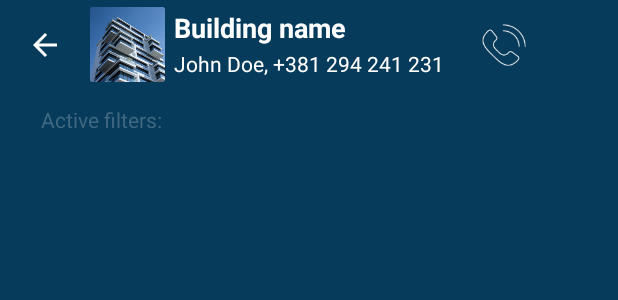
After one commit to JovanStanisic/Vaktmester, an Android app: the layout building_tickets_activity.xml on its own in the app's theme, with its tools: preview values and no code run, on a phone screen of 412 x 824 dp. The commit adds this screen. Shown: the top 300 px of the screen. Run offline under Robolectric (Android 15) with nearby library versions, the light colour scheme and no system bars.

Commit message:
gugl mape

```diff
--- a/Vaktmester/app/build.gradle
+++ b/Vaktmester/app/build.gradle
@@ -21,4 +21,5 @@ dependencies {
     implementation fileTree(dir: 'libs', include: ['*.jar'])
     implementation 'com.android.support:appcompat-v7:28.0.0'
     implementation 'com.android.support.constraint:constraint-layout:1.1.3'
+    implementation 'com.google.android.gms:play-services-maps:16.1.0'
 }
--- a/Vaktmester/app/src/main/java/cubes/vaktmester/stanisic/data/Building.java
+++ b/Vaktmester/app/src/main/java/cubes/vaktmester/stanisic/data/Building.java
@@ -26,6 +26,8 @@ public class Building implements Serializable {
         notes = "It is a long established fact that a reader will be distracted by the readable content of a page when looking at its layout. The point of using It is a long established fact that a reader will be distracted by the readable content established fact that a reader…";
         contactName = "Marko Markovic";
         contactPhone = "+381 011 2425 242";
+        latitude = 59.4239768;
+        longitude = 10.6860583;
     }
 
 
--- a/Vaktmester/app/src/main/res/layout/building_detail_layout.xml
+++ b/Vaktmester/app/src/main/res/layout/building_detail_layout.xml
@@ -50,7 +50,7 @@
                 android:divider="@color/blueGrayish"
                 android:showDividers="end">
 
-                <FrameLayout
+                <FrameLayout android:id="@+id/frameViewMap"
                     android:layout_width="100dp"
                     android:layout_height="wrap_content"
                     android:layout_gravity="right"
--- /dev/null
+++ b/Vaktmester/app/src/main/res/layout/building_tickets_activity.xml
@@ -0,0 +1,69 @@
+<?xml version="1.0" encoding="utf-8"?>
+<LinearLayout
+    xmlns:android="http://schemas.android.com/apk/res/android"
+    android:layout_width="match_parent"
+    android:layout_height="match_parent"
+    android:orientation="vertical"
+    android:background="@color/Blue">
+
+    <RelativeLayout
+        android:layout_width="match_parent"
+        android:layout_height="wrap_content">
+
+        <ImageView android:id="@+id/imageViewBack"
+            android:layout_width="60dp"
+            android:layout_height="60dp"
+            android:src="@drawable/ic_arrow_back"
+            android:padding="18dp"/>
+
+        <ImageView android:id="@+id/imageViewBuilding"
+            android:layout_width="50dp"
+            android:layout_height="50dp"
+            android:src="@drawable/bitmap"
+            android:layout_centerVertical="true"
+            android:layout_marginTop="2dp"
+            android:layout_toRightOf="@+id/imageViewBack"/>
+
+        <TextView android:id="@+id/textViewBuildingName"
+            android:layout_width="wrap_content"
+            android:layout_height="wrap_content"
+            android:textSize="18sp"
+            android:text="@string/building_name_building_details"
+            android:textColor="@color/white"
+            android:textStyle="bold"
+            android:layout_marginTop="6dp"
+            android:layout_marginLeft="6dp"
+            android:layout_toRightOf="@+id/imageViewBuilding"/>
+
+        <TextView android:id="@+id/textViewBuildingNamePhone"
+            android:layout_width="wrap_content"
+            android:layout_height="wrap_content"
+            android:textSize="14sp"
+            android:text="@string/building_tickets_name_phone"
+            android:textColor="@color/white"
+            android:layout_below="@id/textViewBuildingName"
+            android:layout_toRightOf="@+id/imageViewBuilding"
+            android:layout_marginLeft="6dp"
+            android:layout_marginTop="2dp"/>
+
+        <ImageView android:id="@+id/imageViewCall"
+            android:layout_width="60dp"
+            android:layout_height="60dp"
+            android:layout_centerVertical="true"
+            android:src="@drawable/building_ticket_call"
+            android:layout_toRightOf="@+id/textViewBuildingNamePhone"
+            android:layout_marginLeft="10dp"
+            android:padding="15dp"/>
+
+    </RelativeLayout>
+
+    <TextView
+        android:layout_width="wrap_content"
+        android:layout_height="wrap_content"
+        android:textSize="14sp"
+        android:textColor="@color/blueGrayish"
+        android:text="@string/building_active_filters"
+        android:layout_marginLeft="27dp"
+        android:layout_marginTop="10dp"/>
+
+</LinearLayout>
--- a/Vaktmester/app/src/main/res/values/colors.xml
+++ b/Vaktmester/app/src/main/res/values/colors.xml
@@ -1,8 +1,8 @@
 <?xml version="1.0" encoding="utf-8"?>
 <resources>
-    <color name="colorPrimary">#008577</color>
-    <color name="colorPrimaryDark">#00574B</color>
-    <color name="colorAccent">#D81B60</color>
+    <color name="colorPrimary">#063B5B</color>
+    <color name="colorPrimaryDark">#063B5B</color>
+    <color name="colorAccent">#FFFF592C</color>
 
     <color name="Blue">#063B5B</color>
     <color name="white">#FFFFFF</color>
--- a/Vaktmester/app/src/main/res/values/strings.xml
+++ b/Vaktmester/app/src/main/res/values/strings.xml
@@ -35,5 +35,9 @@
     <string name="contact_person_building_details">Contact person</string>
     <string name="contact_name_building_details">John Doe</string>
     <string name="contact_num_building_details">+ 381 011 9425 925</string>
+    <string name="title_activity_building_map">Map</string>
+    <string name="building_tickets_name_phone">John Doe, +381 294 241 231</string>
+    <string name="building_active_filters">Active filters:</string>
+    <string name="building_tickets_horizontal_janitors">Janitors</string>
 
 </resources>
```
Also changed, not shown: Vaktmester/app/src/debug/res/values/google_maps_api.xml (added, +24 -0 lines), Vaktmester/app/src/main/AndroidManifest.xml (+44 -7 lines), Vaktmester/app/src/main/java/cubes/vaktmester/stanisic/ui/activity/BuildingDetailActivity.java (+20 -0 lines), Vaktmester/app/src/main/java/cubes/vaktmester/stanisic/ui/activity/BuildingListView.java (+4 -5 lines), Vaktmester/app/src/main/java/cubes/vaktmester/stanisic/ui/activity/BuildingMapActivity.java (added, +54 -0 lines), Vaktmester/app/src/main/java/cubes/vaktmester/stanisic/ui/activity/BuildingTicketsActivity.java (added, +18 -0 lines), Vaktmester/app/src/main/res/layout/activity_building_map.xml (added, +29 -0 lines), Vaktmester/app/src/main/res/drawable-hdpi/building_ticket_call.png (added), Vaktmester/app/src/main/res/drawable-mdpi/building_ticket_call.png (added), Vaktmester/app/src/main/res/drawable-xhdpi/building_ticket_call.png (added), Vaktmester/app/src/main/res/drawable-xxhdpi/building_ticket_call.png (added), Vaktmester/app/src/main/res/drawable-xxxhdpi/building_ticket_call.png (added), 642 other files.
